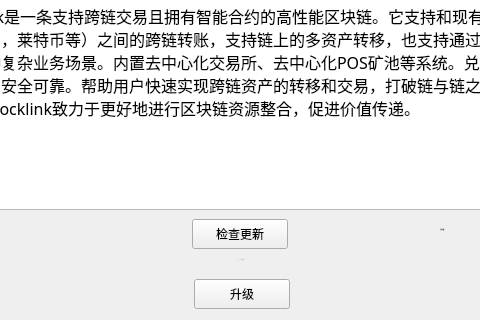
First picture: the form in HelpWidget.ui, repository HcashOrg/hx-indicator, before the edit; both pictures show x 98 to 578 and y 91 to 411 of the 680 by 411 pixel window.
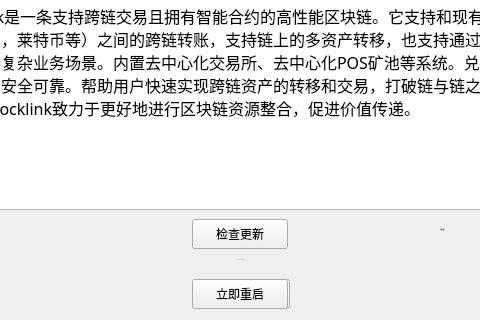
Second picture: the form after the edit.

Patch:
```diff
--- a/HelpWidget.ui
+++ b/HelpWidget.ui
@@ -157,6 +157,22 @@
     <string>检查更新</string>
    </property>
   </widget>
+  <widget class="QToolButton" name="toolButton_restart">
+   <property name="geometry">
+    <rect>
+     <x>290</x>
+     <y>370</y>
+     <width>96</width>
+     <height>30</height>
+    </rect>
+   </property>
+   <property name="cursor">
+    <cursorShape>PointingHandCursor</cursorShape>
+   </property>
+   <property name="text">
+    <string>立即重启</string>
+   </property>
+  </widget>
  </widget>
  <resources/>
  <connections/>
```
